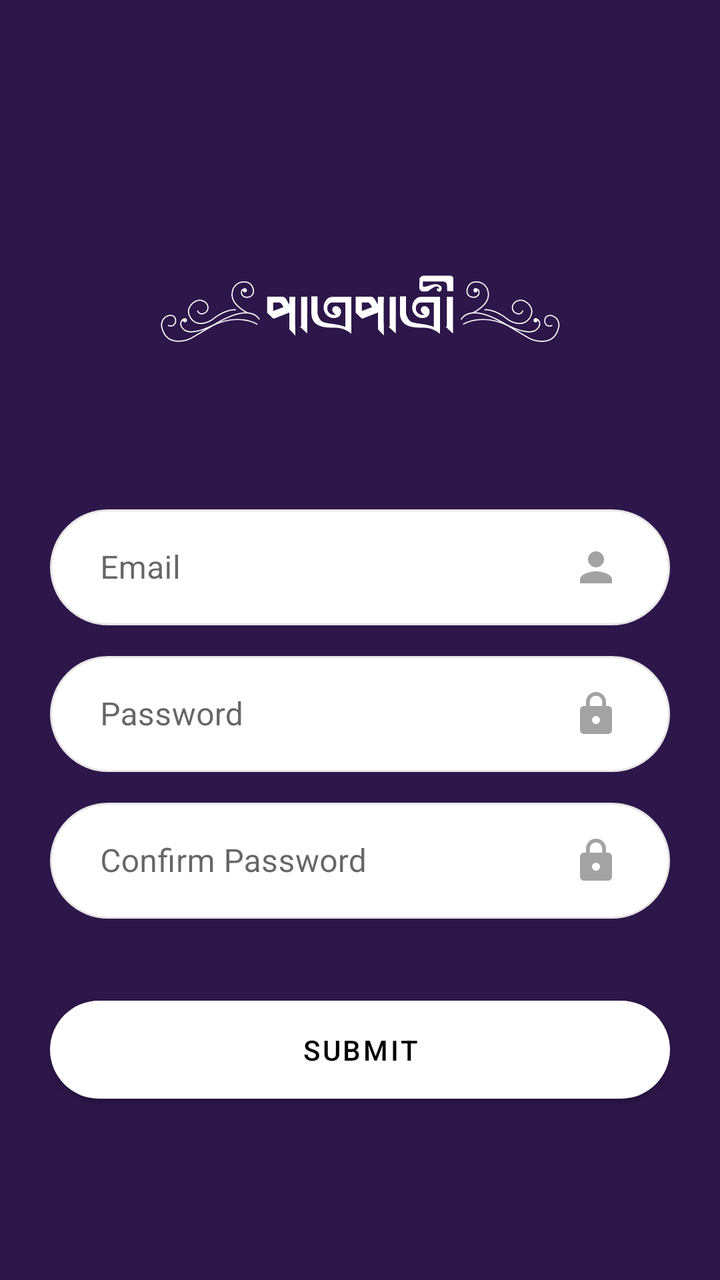
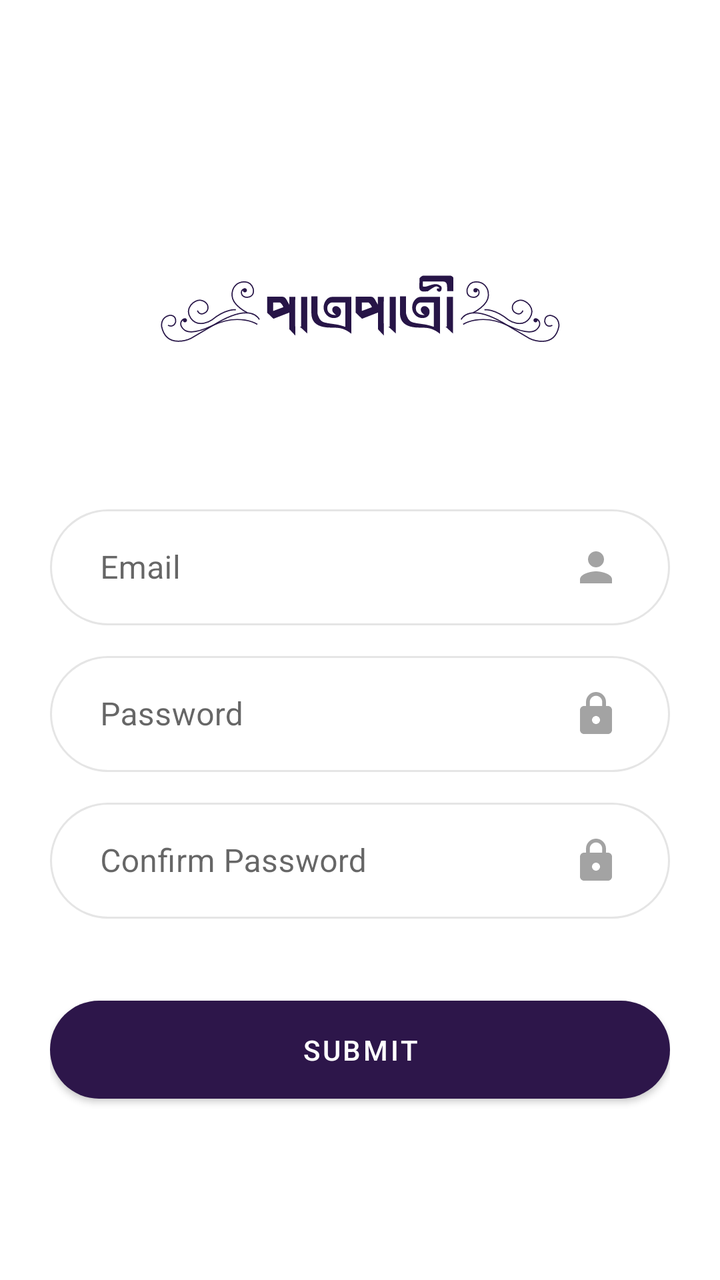

Compare the two renders of this Android layout. The source of the first and the diff that turns it into the second are given below.
<!-- AndroidManifest.xml: application theme AppTheme -->
<!-- res/layout/activity_sign_up.xml -->
<?xml version="1.0" encoding="utf-8"?>
<RelativeLayout xmlns:android="http://schemas.android.com/apk/res/android"
    xmlns:app="http://schemas.android.com/apk/res-auto"
    xmlns:tools="http://schemas.android.com/tools"
    android:padding="25dp"
    android:background="@color/colorAccent"
    android:layout_width="match_parent"
    android:layout_height="match_parent"
    tools:context=".views.activities.SignUpActivity">

    <LinearLayout
        android:layout_centerInParent="true"
        android:gravity="center"
        android:orientation="vertical"
        android:layout_width="match_parent"
        android:layout_height="wrap_content">
        <ImageView
            app:tint="@color/colorWhite"
            android:src="@drawable/ic_logo"
            android:layout_marginBottom="25dp"
            android:layout_width="200dp"
            android:layout_height="140dp" />
        <com.google.android.material.textfield.TextInputLayout
            style="@style/Widget.MaterialComponents.TextInputLayout.OutlinedBox"
            app:boxCornerRadiusTopStart="25dp"
            app:boxCornerRadiusTopEnd="25dp"
            app:boxCornerRadiusBottomStart="25dp"
            app:boxCornerRadiusBottomEnd="25dp"
            android:layout_width="match_parent"
            android:layout_height="wrap_content">
            <EditText
                android:id="@+id/user_email"
                android:inputType="textWebEmailAddress"
                android:singleLine="true"
                android:maxLength="25"
                android:hint="Email"
                app:drawableTint="@color/colorDeepGrey"
                android:drawableEnd="@drawable/ic_baseline_person_24"
                android:background="@drawable/shape_radius_100_edit_text"
                android:layout_marginBottom="10dp"
                android:paddingStart="25dp"
                android:paddingEnd="25dp"
                android:layout_width="match_parent"
                android:layout_height="wrap_content" />
        </com.google.android.material.textfield.TextInputLayout>
        <com.google.android.material.textfield.TextInputLayout
            style="@style/Widget.MaterialComponents.TextInputLayout.OutlinedBox"
            app:boxCornerRadiusTopStart="25dp"
            app:boxCornerRadiusTopEnd="25dp"
            app:boxCornerRadiusBottomStart="25dp"
            app:boxCornerRadiusBottomEnd="25dp"
            android:layout_width="match_parent"
            android:layout_height="wrap_content">
            <EditText
                android:id="@+id/password"
                android:inputType="textWebPassword"
                android:singleLine="true"
                android:maxLength="25"
                android:hint="Password"
                app:drawableTint="@color/colorDeepGrey"
                android:drawableEnd="@drawable/ic_baseline_lock_24"
                android:background="@drawable/shape_radius_100_edit_text"
                android:paddingStart="25dp"
                android:paddingEnd="25dp"
                android:layout_marginBottom="10dp"
                android:layout_width="match_parent"
                android:layout_height="wrap_content" />
        </com.google.android.material.textfield.TextInputLayout>
        <com.google.android.material.textfield.TextInputLayout
            style="@style/Widget.MaterialComponents.TextInputLayout.OutlinedBox"
            app:boxCornerRadiusTopStart="25dp"
            app:boxCornerRadiusTopEnd="25dp"
            app:boxCornerRadiusBottomStart="25dp"
            app:boxCornerRadiusBottomEnd="25dp"
            android:layout_width="match_parent"
            android:layout_height="wrap_content">
            <EditText
                android:id="@+id/confirm_password"
                android:inputType="textWebPassword"
                android:singleLine="true"
                android:maxLength="25"
                android:hint="Confirm Password"
                app:drawableTint="@color/colorDeepGrey"
                android:drawableEnd="@drawable/ic_baseline_lock_24"
                android:background="@drawable/shape_radius_100_edit_text"
                android:paddingStart="25dp"
                android:paddingEnd="25dp"
                android:layout_width="match_parent"
                android:layout_height="wrap_content" />
        </com.google.android.material.textfield.TextInputLayout>

        <Button
            android:id="@+id/submit_button"
            android:text="Submit"
            android:textColor="@color/colorBlack"
            app:cornerRadius="25dp"
            android:padding="15dp"
            app:backgroundTint="@color/colorWhite"
            android:layout_marginTop="35dp"
            android:layout_width="match_parent"
            android:layout_height="wrap_content" />

        
    </LinearLayout>

</RelativeLayout>
<!-- resources referenced by this layout -->
<resources>
  <color name="colorAccent">#2D164A</color>
  <color name="colorBlack">#000000</color>
  <color name="colorDeepGrey">#A3A3A3</color>
  <color name="colorWhite">#FFFFFF</color>
  <!-- drawable ic_baseline_lock_24 (drawable) -->
  <vector xmlns:android="http://schemas.android.com/apk/res/android"
      android:width="24dp"
      android:height="24dp"
      android:viewportWidth="24"
      android:viewportHeight="24"
      android:tint="?attr/colorControlNormal">
    <path
        android:fillColor="@android:color/white"
        android:pathData="M18,8h-1L17,6c0,-2.76 -2.24,-5 -5,-5S7,3.24 7,6v2L6,8c-1.1,0 -2,0.9 -2,2v10c0,1.1 0.9,2 2,2h12c1.1,0 2,-0.9 2,-2L20,10c0,-1.1 -0.9,-2 -2,-2zM12,17c-1.1,0 -2,-0.9 -2,-2s0.9,-2 2,-2 2,0.9 2,2 -0.9,2 -2,2zM15.1,8L8.9,8L8.9,6c0,-1.71 1.39,-3.1 3.1,-3.1 1.71,0 3.1,1.39 3.1,3.1v2z"/>
  </vector>
  <!-- drawable ic_baseline_person_24 (drawable) -->
  <vector xmlns:android="http://schemas.android.com/apk/res/android"
      android:width="24dp"
      android:height="24dp"
      android:viewportWidth="24"
      android:viewportHeight="24"
      android:tint="?attr/colorControlNormal">
    <path
        android:fillColor="@android:color/white"
        android:pathData="M12,12c2.21,0 4,-1.79 4,-4s-1.79,-4 -4,-4 -4,1.79 -4,4 1.79,4 4,4zM12,14c-2.67,0 -8,1.34 -8,4v2h16v-2c0,-2.66 -5.33,-4 -8,-4z"/>
  </vector>
  <!-- drawable ic_logo: vector/xml drawable (drawable, 7260 chars, omitted) -->
  <!-- drawable shape_radius_100_edit_text (drawable) -->
  <shape xmlns:android="http://schemas.android.com/apk/res/android">
      <stroke
          android:width="1dp"
          android:color="@color/colorMediumGrey" />
      <corners
          android:radius="100dp"/>
      <solid
          android:color="@color/colorWhite"/>
      <padding
          android:left="25dp"
          android:top="15dp"
          android:right="25dp"
          android:bottom="15dp" />
  </shape>
  <style name="AppTheme" parent="Theme.MaterialComponents.DayNight.NoActionBar">
          
          <item name="colorPrimary">@color/colorPrimary</item>
          <item name="colorPrimaryDark">@color/colorPrimaryDark</item>
          <item name="colorAccent">@color/colorAccent</item>
      </style>
  <color name="colorMediumGrey">#E5E5E5</color>
  <color name="colorPrimary">#271547</color>
  <color name="colorPrimaryDark">#43105D</color>
</resources>

<!-- the commit's change to res/layout/activity_sign_up.xml (unified diff, before → after) -->
@@ -3,7 +3,6 @@
     xmlns:app="http://schemas.android.com/apk/res-auto"
     xmlns:tools="http://schemas.android.com/tools"
     android:padding="25dp"
-    android:background="@color/colorAccent"
     android:layout_width="match_parent"
     android:layout_height="match_parent"
     tools:context=".views.activities.SignUpActivity">
@@ -15,7 +14,7 @@
         android:layout_width="match_parent"
         android:layout_height="wrap_content">
         <ImageView
-            app:tint="@color/colorWhite"
+            app:tint="@color/colorPrimary"
             android:src="@drawable/ic_logo"
             android:layout_marginBottom="25dp"
             android:layout_width="200dp"
@@ -92,10 +91,10 @@
         <Button
             android:id="@+id/submit_button"
             android:text="Submit"
-            android:textColor="@color/colorBlack"
+            android:textColor="@color/colorWhite"
             app:cornerRadius="25dp"
             android:padding="15dp"
-            app:backgroundTint="@color/colorWhite"
+            app:backgroundTint="@color/colorAccent"
             android:layout_marginTop="35dp"
             android:layout_width="match_parent"
             android:layout_height="wrap_content" />
<!-- resource entries referenced after the edit -->
@@ -1,7 +1,6 @@
 <!-- resources referenced by this layout -->
 <resources>
   <color name="colorAccent">#2D164A</color>
-  <color name="colorBlack">#000000</color>
   <color name="colorDeepGrey">#A3A3A3</color>
   <color name="colorWhite">#FFFFFF</color>
   <!-- drawable ic_baseline_lock_24 (drawable) -->
